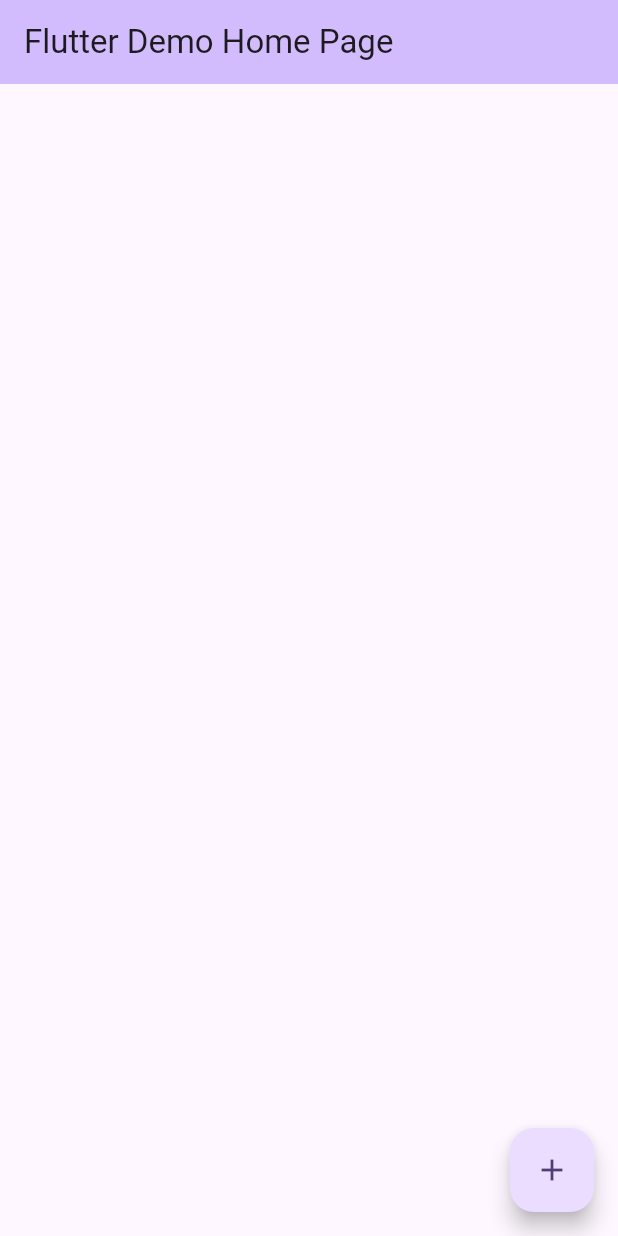
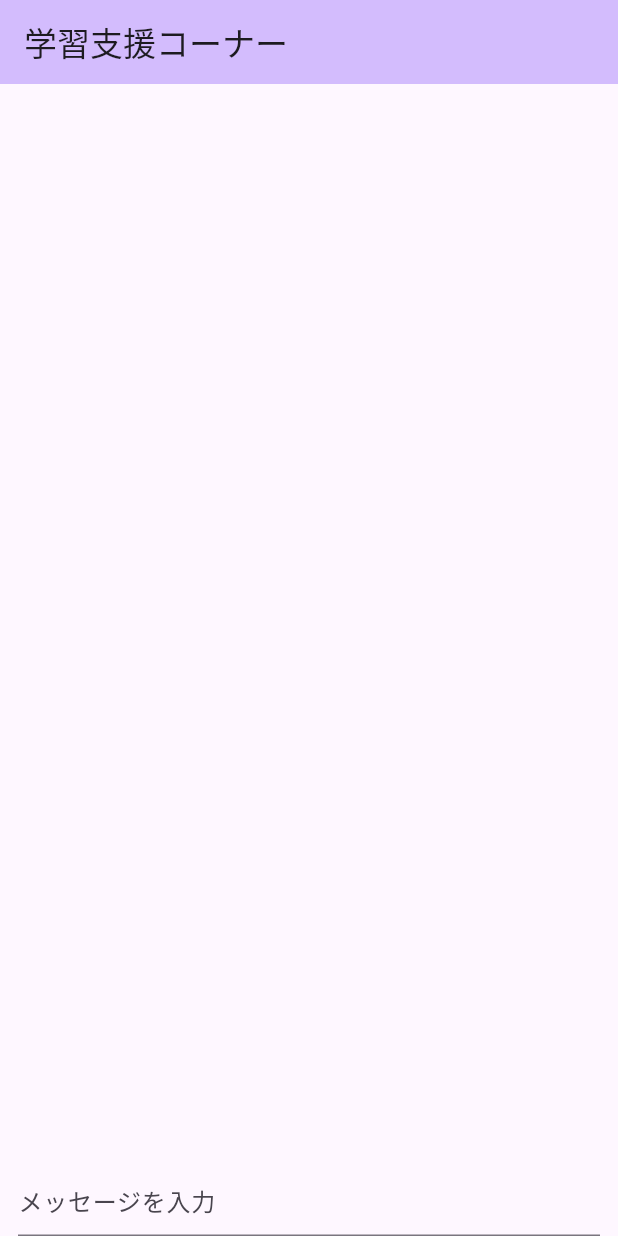
Before and after one commit to dao0203/chat_with_chat_gpt_app, a Flutter app: the screen it shows after launch, on a phone screen of 412 x 824 dp. Run offline on Flutter 3.47's test engine with Material 2 defaults, Android fonts, the phone set to English and light mode, and no system bars; our stand-ins replace flutter_dotenv.

Commit message:
[update] 文字化けを修正

```diff
--- a/lib/home_page.dart
+++ b/lib/home_page.dart
@@ -23,17 +23,45 @@ class MyHomePage extends StatefulWidget {
 }
 
 class _MyHomePageState extends State<MyHomePage> {
-  int _counter = 0;
   var chat = [];
-
-  void _incrementCounter() {
-    setState(() {
-      _counter++;
-    });
-  }
 
   @override
   Widget build(BuildContext context) {
+    final messageController = TextEditingController();
+
+    Future<void> sendMessage(String message) async {
+      //APIキーを.envから取得
+      final apiKey = dotenv.get("OPENAI_API_KEY");
+      //リクエストボディを追加してリクエストを送信
+      final response = await http.post(
+        Uri.parse("https://api.openai.com/v1/chat/completions"),
+        //https://platform.openai.com/docs/api-reference/chat/create
+        body: jsonEncode({
+          "model": "gpt-3.5-turbo",
+          "messages": [
+            {"role": "user", "content": message}
+          ],
+        }),
+        headers: {
+          "Content-Type": "application/json",
+          "Authorization": "Bearer $apiKey"
+        },
+      );
+
+      //レスポンスをデコードして表示
+      setState(() {
+        //日本語だと文字化けするのでutf8でデコード
+        final decodedResponse = utf8.decode(response.body.runes.toList());
+
+        final decodedToJson = jsonDecode(decodedResponse);
+        final content = decodedToJson["choices"][0]["message"]["content"];
+        debugPrint(decodedResponse.toString());
+        //チャットに追加
+        chat.add(content);
+      });
+    }
+
+    //画面を作成していく
     return Scaffold(
       appBar: AppBar(
         backgroundColor: Theme.of(context).colorScheme.inversePrimary,
@@ -53,39 +81,31 @@ class _MyHomePageState extends State<MyHomePage> {
                 },
               ),
             ),
+            Padding(
+              padding: const EdgeInsets.fromLTRB(12, 8, 12, 0),
+              child: Row(
+                children: [
+                  Expanded(
+                      child: TextField(
+                    maxLines: 1,
+                    cursorRadius: const Radius.circular(10),
+                    controller: messageController,
+                    decoration: const InputDecoration(
+                      hintText: "メッセージを入力",
+                    ),
+                    onEditingComplete: () {
+                      //キーボードの完了ボタンを押したときに送信
+                      sendMessage(messageController.text);
+                      //入力欄をクリア
+                      messageController.clear();
+                    },
+                  )),
+                ],
+              ),
+            ),
           ],
         ),
       ),
-      floatingActionButton: FloatingActionButton(
-        onPressed: () async {
-          //APIキーを.envから取得
-          final apiKey = dotenv.get("OPENAI_API_KEY");
-          //リクエストボディを追加してリクエストを送信
-          final response = await http.post(
-            Uri.parse("https://api.openai.com/v1/chat/completions"),
-            //https://platform.openai.com/docs/api-reference/chat/create
-            body: jsonEncode({
-              "model": "gpt-3.5-turbo",
-              "messages": [
-                {"role": "user", "content": "Hello, I'm a human."}
-              ],
-            }),
-            headers: {
-              "Content-Type": "application/json",
-              "Authorization": "Bearer $apiKey"
-            },
-          );
-          setState(() {
-            final decoded = jsonDecode(response.body);
-            final content = decoded["choices"][0]["message"]["content"];
-            debugPrint(decoded.toString());
-            debugPrint(content);
-            chat.add(content);
-          });
-        },
-        tooltip: 'Increment',
-        child: const Icon(Icons.add),
-      ), // This trailing comma makes auto-formatting nicer for build methods.
     );
   }
 }
--- a/lib/main.dart
+++ b/lib/main.dart
@@ -19,7 +19,7 @@ class MyApp extends StatelessWidget {
         colorScheme: ColorScheme.fromSeed(seedColor: Colors.deepPurple),
         useMaterial3: true,
       ),
-      home: const MyHomePage(title: 'Flutter Demo Home Page'),
+      home: const MyHomePage(title: '学習支援コーナー'),
     );
   }
 }
```
